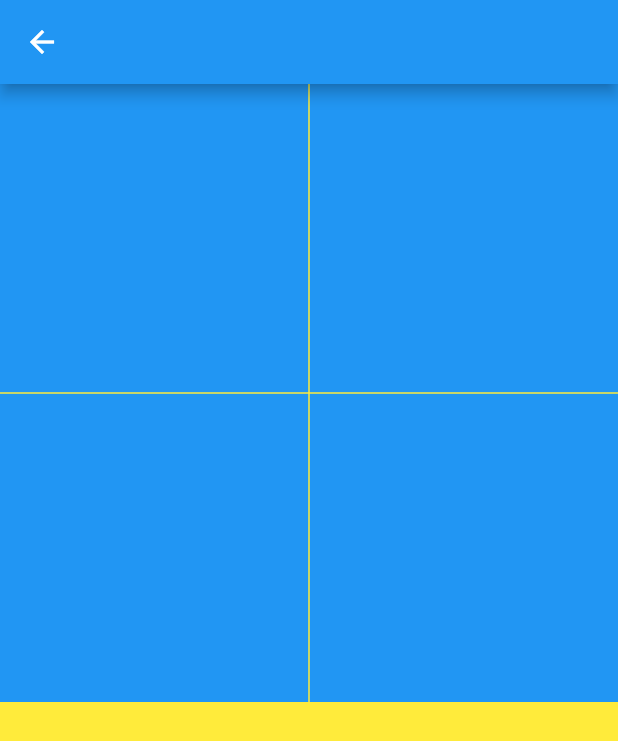
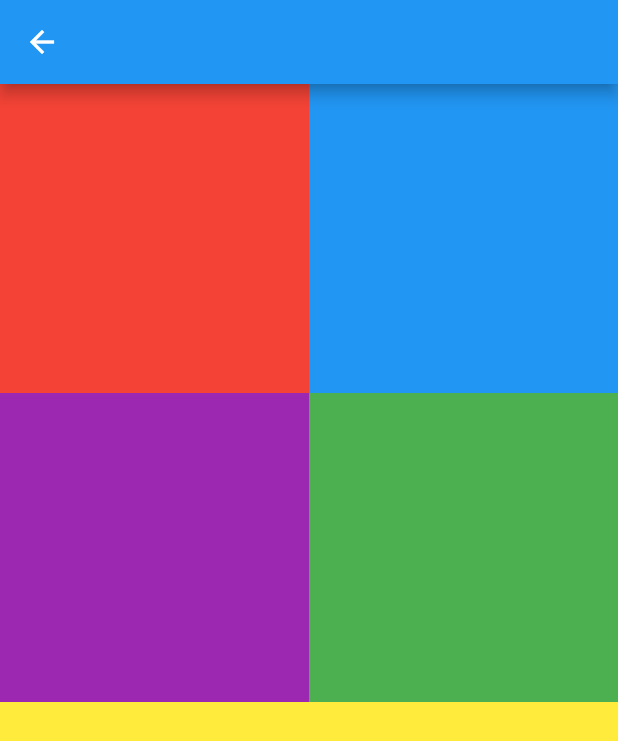
Before and after one commit to Chesco1/TheGame, a Flutter app: the screen it shows after launch, after a tap on "Play", on a phone screen of 412 x 824 dp. Shown: the top 741 px of the screen. Run offline on Flutter 3.47's test engine with Material 2 defaults, Android fonts, the phone set to English and light mode, and no system bars; our stand-ins replace flutter_layout_grid, flutter_riverpod.

Commit message:
figured out how to make trackview all squares and startring to understand riverpod

```diff
--- a/thegame/lib/main.dart
+++ b/thegame/lib/main.dart
@@ -1,8 +1,9 @@
 import 'package:flutter/material.dart';
+import 'package:flutter_riverpod/flutter_riverpod.dart';
 import 'package:thegame/pages/level_page.dart';
 
 void main() {
-  runApp(const MyApp());
+  runApp(ProviderScope(child: const MyApp()));
 }
 
 class MyApp extends StatelessWidget {
--- a/thegame/lib/views/track.dart
+++ b/thegame/lib/views/track.dart
@@ -1,6 +1,7 @@
 import 'package:flutter/material.dart';
 import 'package:flutter_layout_grid/flutter_layout_grid.dart';
 import 'package:flutter_riverpod/flutter_riverpod.dart';
+import 'package:thegame/blueprints/track_blueprint.dart';
 import 'package:thegame/views/track_block.dart';
 
 class Track extends ConsumerWidget {
@@ -8,17 +9,25 @@ class Track extends ConsumerWidget {
 
   @override
   Widget build(BuildContext context, WidgetRef ref) {
-    return GridView.count(
-      mainAxisSpacing: 1,
-      crossAxisSpacing: 1,
-      crossAxisCount: 2,
+    return Column(
       children: [
-        TrackBlock(),
-        TrackBlock(),
-        TrackBlock(),
-        TrackBlock(),
+        Flexible(
+          child: Row(
+            children: [
+              Flexible(child: TrackBlock(index: 0)),
+              Flexible(child: TrackBlock(index: 1)),
+            ],
+          ),
+        ),
+        Flexible(
+          child: Row(
+            children: [
+              Flexible(child: TrackBlock(index: 2)),
+              Flexible(child: TrackBlock(index: 3)),
+            ],
+          ),
+        )
       ],
-      physics: const NeverScrollableScrollPhysics(),
     );
   }
 }
--- a/thegame/lib/views/track_block.dart
+++ b/thegame/lib/views/track_block.dart
@@ -1,13 +1,20 @@
 import 'package:flutter/material.dart';
+import 'package:flutter_riverpod/flutter_riverpod.dart';
+import 'package:thegame/blueprints/track_blueprint.dart';
 
-class TrackBlock extends StatelessWidget {
-  const TrackBlock({Key? key}) : super(key: key);
+class TrackBlock extends ConsumerWidget {
+  final int index;
+
+  const TrackBlock({Key? key, required this.index}) : super(key: key);
 
   @override
-  Widget build(BuildContext context) {
+  Widget build(BuildContext context, WidgetRef ref) {
+    Color? color =
+        ref.watch(trackBlueprintProvider.select((value) => value[index].color));
+
     return AspectRatio(
       aspectRatio: 1,
-      child: Container(color: Colors.blue),
+      child: Container(color: color),
     );
   }
 }
```
Also changed, not shown: thegame/lib/blueprints/track_block_blueprint.dart (+3 -9 lines), thegame/lib/blueprints/track_blueprint.dart (+17 -17 lines).
